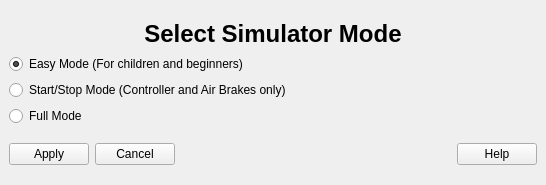
First picture: the form in mode_window.ui, repository oualline/trolley.sim, before the edit.
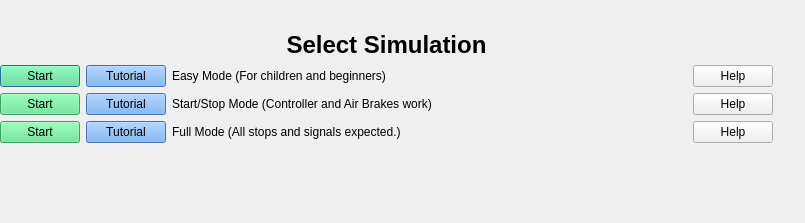
Second picture: the form after the edit.

```diff
--- a/mode_window.ui
+++ b/mode_window.ui
@@ -1,7 +1,7 @@
 <?xml version="1.0" encoding="UTF-8"?>
 <ui version="4.0">
  <class>SelectWindow</class>
- <widget class="QMainWindow" name="SelectWindow">
+ <widget class="QDialog" name="SelectWindow">
   <property name="windowModality">
    <enum>Qt::ApplicationModal</enum>
   </property>
@@ -9,8 +9,8 @@
    <rect>
     <x>0</x>
     <y>0</y>
-    <width>546</width>
-    <height>185</height>
+    <width>805</width>
+    <height>223</height>
    </rect>
   </property>
   <property name="sizePolicy">
@@ -26,6 +26,14 @@
    <string notr="true"/>
   </property>
   <widget class="QWidget" name="centralwidget">
+   <property name="geometry">
+    <rect>
+     <x>0</x>
+     <y>0</y>
+     <width>773</width>
+     <height>174</height>
+    </rect>
+   </property>
    <property name="sizePolicy">
     <sizepolicy hsizetype="Expanding" vsizetype="Expanding">
      <horstretch>0</horstretch>
@@ -44,7 +52,7 @@
          </sizepolicy>
         </property>
         <property name="text">
-         <string>&lt;H1&gt;Select Simulator Mode&lt;/H1&gt;</string>
+         <string>&lt;H1&gt;Select Simulation&lt;/H1&gt;</string>
         </property>
         <property name="alignment">
          <set>Qt::AlignHCenter|Qt::AlignTop</set>
@@ -52,49 +60,153 @@
        </widget>
       </item>
       <item>
-       <widget class="QRadioButton" name="EasyModeRadioButton">
+       <layout class="QHBoxLayout" name="EasyHorizontalLayout">
+        <item>
+         <widget class="QPushButton" name="StartEasyButton">
+          <property name="styleSheet">
+           <string notr="true">QPushButton {
+    background-color: rgb(87, 227, 137);
+}</string>
+          </property>
+          <property name="text">
+           <string>Start</string>
+          </property>
+         </widget>
+        </item>
+        <item>
+         <widget class="QPushButton" name="EasyTutorialButton">
+          <property name="styleSheet">
+           <string notr="true">QPushButton {
+    background-color: rgb(98, 160, 234);
+}</string>
+          </property>
+          <property name="text">
+           <string>Tutorial</string>
+          </property>
+         </widget>
+        </item>
+        <item>
+         <widget class="QLabel" name="EasyLabel">
         <property name="text">
          <string>Easy Mode (For children and beginners)</string>
         </property>
-        <property name="checked">
-         <bool>true</bool>
-        </property>
-       </widget>
-      </item>
+         </widget>
+        </item>
+        <item>
+         <spacer name="horizontalSpacer_2">
+          <property name="orientation">
+           <enum>Qt::Horizontal</enum>
+          </property>
+          <property name="sizeHint" stdset="0">
+           <size>
+            <width>40</width>
+            <height>20</height>
+           </size>
+          </property>
+         </spacer>
+        </item>
+        <item>
+         <widget class="QPushButton" name="EasyHelpButton">
+          <property name="styleSheet">
+           <string notr="true"/>
+          </property>
+          <property name="text">
+           <string>Help</string>
+          </property>
+         </widget>
+        </item>
+       </layout>
+      </item>
       <item>
-       <widget class="QRadioButton" name="StartStopModeRadioButton">
+       <layout class="QHBoxLayout" name="HorizontalLayoutStartStop">
+        <item>
+         <widget class="QPushButton" name="StartStartStopButton">
+          <property name="styleSheet">
+           <string notr="true">QPushButton {
+    background-color: rgb(87, 227, 137);
+}</string>
+          </property>
         <property name="text">
-         <string>Start/Stop Mode (Controller and Air Brakes only)</string>
+           <string>Start</string>
         </property>
        </widget>
       </item>
       <item>
-       <widget class="QRadioButton" name="FullModeRadioButton">
+         <widget class="QPushButton" name="TutorialStartStopButton">
+          <property name="styleSheet">
+           <string notr="true">QPushButton {
+    background-color: rgb(98, 160, 234);
+}</string>
+          </property>
         <property name="text">
-         <string>Full Mode</string>
+           <string>Tutorial</string>
         </property>
        </widget>
       </item>
+        <item>
+         <widget class="QLabel" name="label_2">
+          <property name="text">
+           <string>Start/Stop Mode (Controller and Air Brakes work)</string>
+          </property>
+         </widget>
+        </item>
+        <item>
+         <spacer name="horizontalSpacer_3">
+          <property name="orientation">
+           <enum>Qt::Horizontal</enum>
+          </property>
+          <property name="sizeHint" stdset="0">
+           <size>
+            <width>40</width>
+            <height>20</height>
+           </size>
+          </property>
+         </spacer>
+        </item>
+        <item>
+         <widget class="QPushButton" name="StartStopHelpButton">
+          <property name="text">
+           <string>Help</string>
+          </property>
+         </widget>
+        </item>
      </layout>
     </item>
     <item>
-     <layout class="QHBoxLayout" name="horizontalLayout">
+       <layout class="QHBoxLayout" name="horizontalLayout_2">
       <item>
-       <widget class="QPushButton" name="SelectApplyButton">
+         <widget class="QPushButton" name="StartFullButton">
+          <property name="styleSheet">
+           <string notr="true">QPushButton {
+    background-color: rgb(87, 227, 137);
+}</string>
+          </property>
         <property name="text">
-         <string>Apply</string>
+           <string>Start</string>
         </property>
        </widget>
       </item>
       <item>
-       <widget class="QPushButton" name="SelectCancelButton">
+         <widget class="QPushButton" name="FullTutorialButton">
+          <property name="styleSheet">
+           <string notr="true">QPushButton {
+    background-color: rgb(98, 160, 234);
+}</string>
+          </property>
         <property name="text">
-         <string>Cancel</string>
+           <string>Tutorial</string>
         </property>
        </widget>
       </item>
       <item>
-       <spacer name="horizontalSpacer">
+         <widget class="QLabel" name="FullLabel">
+          <property name="text">
+           <string>Full Mode (All stops and signals expected.)</string>
+          </property>
+         </widget>
+        </item>
+        <item>
+         <spacer name="horizontalSpacer_4">
         <property name="orientation">
          <enum>Qt::Horizontal</enum>
         </property>
@@ -112,6 +224,8 @@
          <string>Help</string>
         </property>
        </widget>
+        </item>
+       </layout>
       </item>
      </layout>
     </item>
```
Left out of the diff: 154 changed lines with no effect on the pictures. Lines whose indentation alone changed are shown as unchanged.
